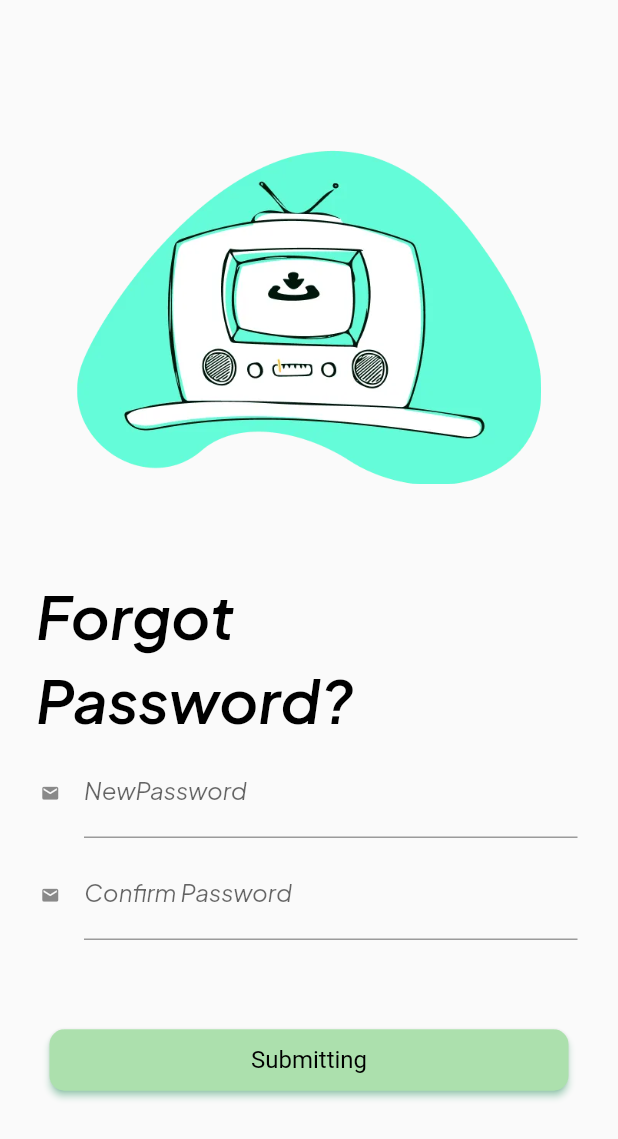
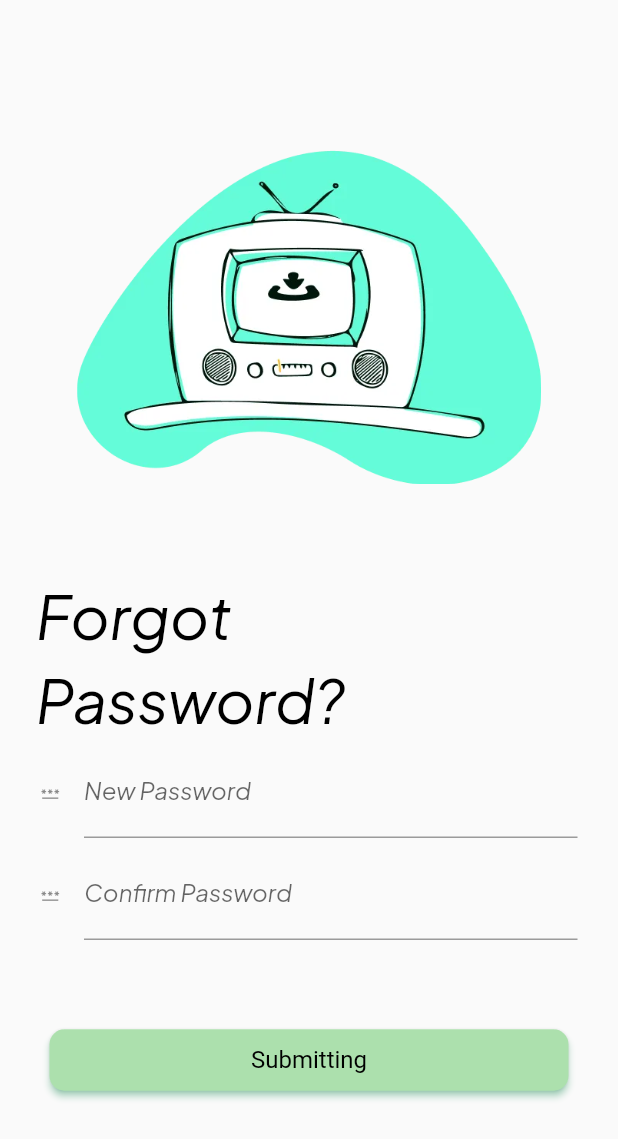
Before and after one commit to WaFeIS7/flutter_ui_demo_one, a Flutter app: the ResetPasswordScreen screen opened directly, on a phone screen of 412 x 824 dp. Shown: the top 1139 px of the screen. Run offline on Flutter 3.47's test engine with Material 2 defaults, Android fonts, the light colour scheme and no system bars; our stand-ins replace basic_utils, equatable, flutter_rating_bar, flutter_riverpod, loading_animation_widget.

Commit message:
update_add_tests_ResetPasswordScreen

```diff
--- a/lib/screens/login_register/reset_passord_screen.dart
+++ b/lib/screens/login_register/reset_passord_screen.dart
@@ -2,17 +2,18 @@ import 'package:flutter/material.dart';
 import 'package:flutter_demo_1/screens/key_contants.dart';
 import 'package:flutter_demo_1/screens/login_register/sign_in_screen.dart';
 import 'package:flutter_demo_1/widgets_helpers/button_welcome_screen.dart';
+import 'package:flutter_demo_1/widgets_helpers/text_style.dart';
 
 class ResetPasswordScreen extends StatelessWidget {
   const ResetPasswordScreen({super.key});
 
   @override
   Widget build(BuildContext context) {
-    return const SafeArea(
-      child:  Scaffold(
-        body: Column(
+    return Scaffold(
+      body: SingleChildScrollView(
+        child: Column(
           children: [
-            Padding(
+            const Padding(
               padding: EdgeInsets.only(top: 98),
               child: Center(
                   child: Image(
@@ -21,81 +22,65 @@ class ResetPasswordScreen extends StatelessWidget {
                 height: 226.66,
               )),
             ),
-
             Padding(
-              padding: EdgeInsets.only(left: 24, top: 60),
+              padding: const EdgeInsets.only(left: 24, top: 60),
               child: Align(
                 alignment: Alignment.centerLeft,
                 child: Text(
-                  'Forgot ',
-                  style: TextStyle(
-                      fontSize: 40,
-                      fontFamily: 'PlusJakartaSans',
-                      fontWeight: FontWeight.w600,
-                      color: Colors.black),
+                  'Forgot',
+                  style: style(size: 40, weight: FontWeight.w600),
                 ),
               ),
             ),
-
-           Padding(
-              padding: EdgeInsets.only(left: 24, top: 6),
+            Padding(
+              padding: const EdgeInsets.only(left: 24, top: 6),
               child: Align(
                 alignment: Alignment.centerLeft,
                 child: Text(
                   'Password?',
-                  style: TextStyle(
-                      fontSize: 40,
-                      fontFamily: 'PlusJakartaSans',
-                      fontWeight: FontWeight.w600,
-                      color: Colors.black),
+                  style: style(size: 40, weight: FontWeight.w600),
                 ),
               ),
             ),
-
-
-
             Padding(
-              padding: EdgeInsets.only(left: 27, top: 8, right: 27),
+              padding: const EdgeInsets.only(left: 27, top: 8, right: 27),
               child: TextField(
-                style: TextStyle(
-                    fontSize: 16,
-                    fontFamily: 'PlusJakartaSans',
-                    fontWeight: FontWeight.w400,
-                    color: Color.fromARGB(255, 152, 63, 63)),
-                decoration: InputDecoration(
+                style: style(
+                  size: 16,
+                  color: const Color.fromARGB(255, 152, 63, 63),
+                ),
+                decoration: const InputDecoration(
                   icon: Icon(
-                    Icons.email,
+                    Icons.password,
                     size: 13,
                   ),
-                  label: Text('NewPassword'),
+                  label: Text('New Password'),
                 ),
               ),
             ),
-
             Padding(
-              padding: EdgeInsets.only(left: 27, top: 8, right: 27),
+              padding: const EdgeInsets.only(left: 27, top: 8, right: 27),
               child: TextField(
-                style: TextStyle(
-                    fontSize: 16,
-                    fontFamily: 'PlusJakartaSans',
-                    fontWeight: FontWeight.w400,
-                    color: Color.fromARGB(255, 152, 63, 63)),
-                decoration: InputDecoration(
+                style: style(
+                  size: 16,
+                  color: const Color.fromARGB(255, 152, 63, 63),
+                ),
+                decoration: const InputDecoration(
                   icon: Icon(
-                    Icons.email,
+                    Icons.password,
                     size: 13,
                   ),
                   label: Text('Confirm Password'),
                 ),
               ),
             ),
-
-          Padding(
+            const Padding(
               padding: EdgeInsets.only(top: 56, left: 33, right: 33),
               child: ButtonWelcomeScreen(
-                  nameButton: 'Submitting', valueKey: buttonSubmitting, widget: SignIn()),
+                  nameButton: 'Submitting',
+                  valueKey: buttonSubmitting,
+                  widget: SignIn()),
             ),
-
           ],
         ),
       ),
--- a/lib/screens/login_register/sign_in_screen.dart
+++ b/lib/screens/login_register/sign_in_screen.dart
@@ -35,7 +35,7 @@ class SignIn extends StatelessWidget {
                 ),
               ),
             ),
-           const Padding(
+            const Padding(
               padding: EdgeInsets.only(left: 31, right: 31),
               child: Column(
                 children: [
@@ -70,7 +70,9 @@ class SignIn extends StatelessWidget {
             const Padding(
               padding: EdgeInsets.only(top: 26, left: 33, right: 33),
               child: ButtonWelcomeScreen(
-                  nameButton: 'Continue', valueKey: buttonContinueSignIn, widget: ProductListcreen()),
+                  nameButton: 'Continue',
+                  valueKey: buttonContinueSignIn,
+                  widget: ProductListcreen()),
             ),
             Padding(
               padding: const EdgeInsets.only(top: 18, left: 35),
```
Also changed, not shown: lib/screens/login_register/sign_up_screen.dart (+5 -2 lines), lib/screens/login_register/sign_up_success.dart (+5 -5 lines), 3 other files.
